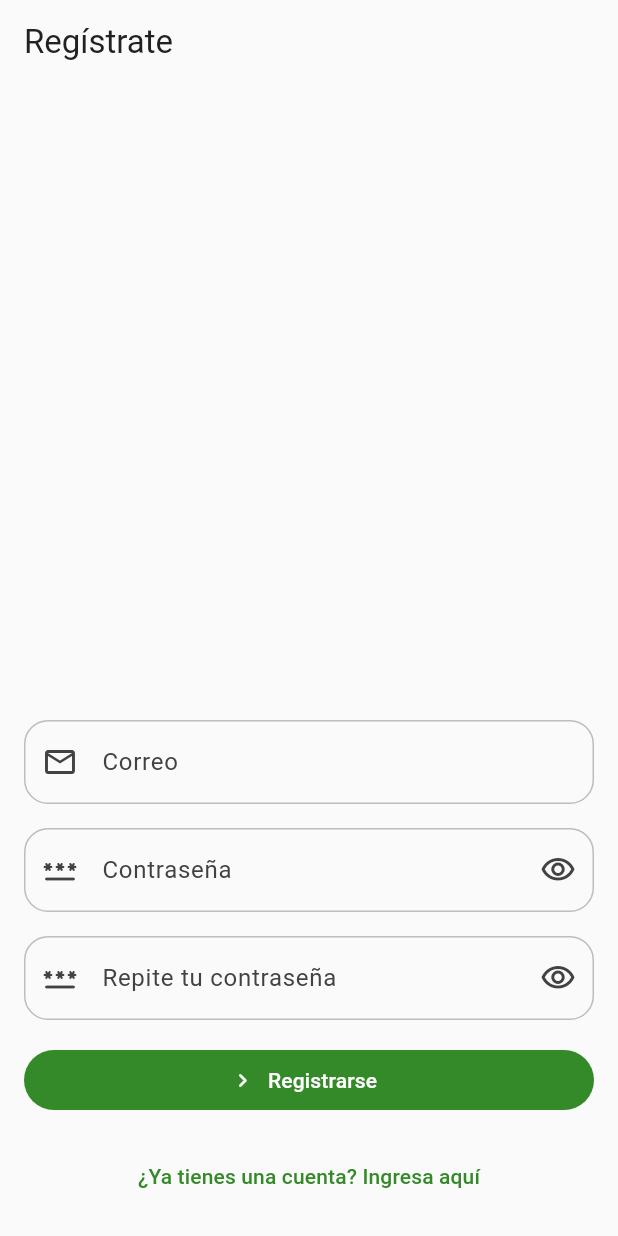
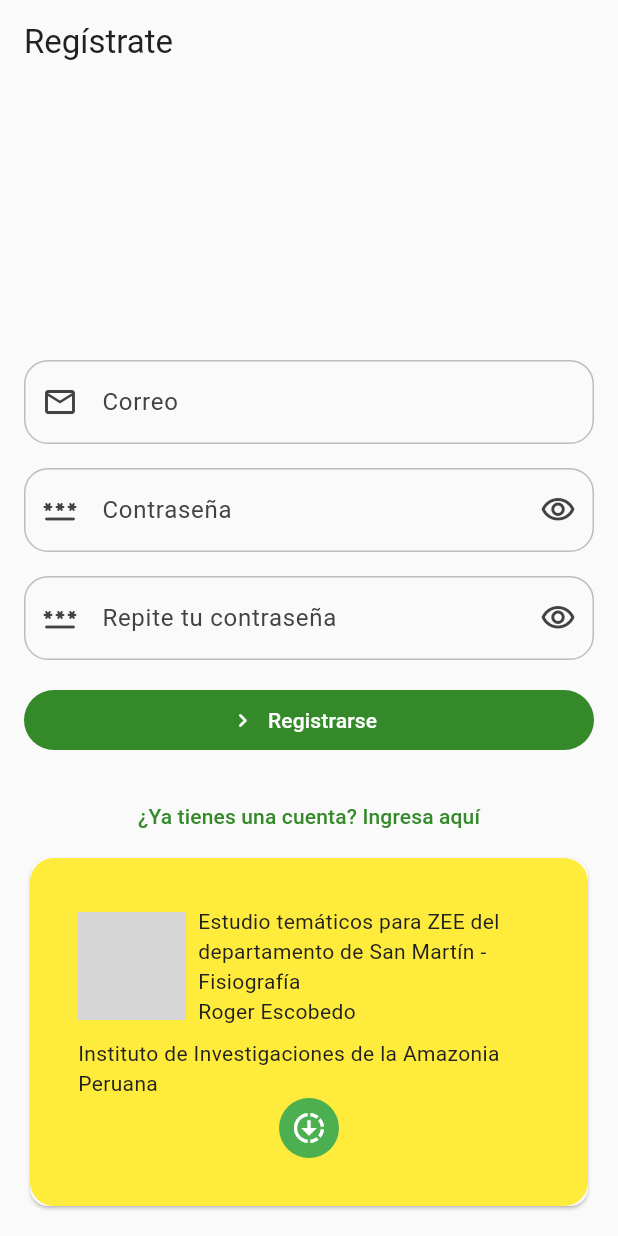
Before and after one commit to jmartinez888/species-app-flutter, a Flutter app: the screen it shows after launch, on a phone screen of 412 x 824 dp. Run offline on Flutter 3.47's test engine with Material 2 defaults, Android fonts, the light colour scheme and no system bars; network calls fail; grey boxes are pictures that could not be loaded.

Commit message:
Avance del list-card

```diff
--- /dev/null
+++ b/lib/src/presentation/global/widgets/cards/custom_list_card.dart
@@ -0,0 +1,84 @@
+import 'package:flutter/material.dart';
+
+class CustomListCard extends StatelessWidget {
+  final String? image;
+  final String? title;
+  final String? subtitle;
+  final String? description;
+  final Color? background;
+  const CustomListCard({
+    super.key,
+    this.image,
+    this.title,
+    this.subtitle,
+    this.description,
+    this.background = Colors.yellow,
+  });
+
+  @override
+  Widget build(BuildContext context) {
+    return Card(
+      child: Material(
+        borderRadius: BorderRadius.circular(16),
+        color: background,
+        child: InkWell(
+          onTap: () {},
+          child: Padding(
+            padding: const EdgeInsets.all(32.0),
+            child: Column(
+              children: [
+                Row(
+                  children: [
+                    if (image != null)
+                      ClipRRect(
+                        borderRadius: BorderRadius.circular(16),
+                        child: Image.network(
+                          image!,
+                          width: 72,
+                          height: 72,
+                          fit: BoxFit.cover,
+                        ),
+                      ),
+                    const SizedBox(
+                      width: 8,
+                    ),
+                    const Expanded(
+                      child: Column(
+                        crossAxisAlignment: CrossAxisAlignment.start,
+                        children: [
+                          Text(
+                              "Estudio temáticos para ZEE del departamento de San Martín - Fisiografía"),
+                          Text("Roger Escobedo")
+                        ],
+                      ),
+                    )
+                  ],
+                ),
+                const SizedBox(
+                  height: 8,
+                ),
+                const Column(
+                  children: [
+                    Text("Instituto de Investigaciones de la Amazonia Peruana")
+                  ],
+                ),
+                Container(
+                    alignment: Alignment.bottomRight,
+                    width: 40,
+                    height: 40,
+                    decoration: const BoxDecoration(
+                        shape: BoxShape.circle, color: Colors.green),
+                    child: IconButton(
+                        onPressed: () {},
+                        icon: const Icon(
+                          Icons.downloading_sharp,
+                          color: Colors.white,
+                        ))),
+              ],
+            ),
+          ),
+        ),
+      ),
+    );
+  }
+}
--- a/lib/src/presentation/views/register/register_page.dart
+++ b/lib/src/presentation/views/register/register_page.dart
@@ -1,5 +1,6 @@
 import 'package:flutter/material.dart';
 import 'package:species/src/presentation/global/mixins/form_mixin.dart';
+import 'package:species/src/presentation/global/widgets/cards/custom_list_card.dart';
 import 'package:species/src/presentation/global/widgets/cards/custom_list_tile.dart';
 import 'package:species/src/presentation/global/widgets/drawer/custom_drawer.dart';
 import '../../global/icons/custom_icons.dart';
@@ -41,6 +42,10 @@ class _RegisterPageState extends State<RegisterPage> with FormMixin {
           reverse: true,
           padding: const EdgeInsets.all(16.0),
           children: [
+            const CustomListCard(
+              image:
+                  'https://images.unsplash.com/photo-1575936123452-b67c3203c357?ixlib=rb-4.0.3&ixid=M3wxMjA3fDB8MHxzZWFyY2h8Mnx8aW1hZ2V8ZW58MHx8MHx8fDA%3D&w=1000&q=80',
+            ),
             Center(
               child: TextButton(
                   onPressed: () => Navigator.maybePop(context),
```
